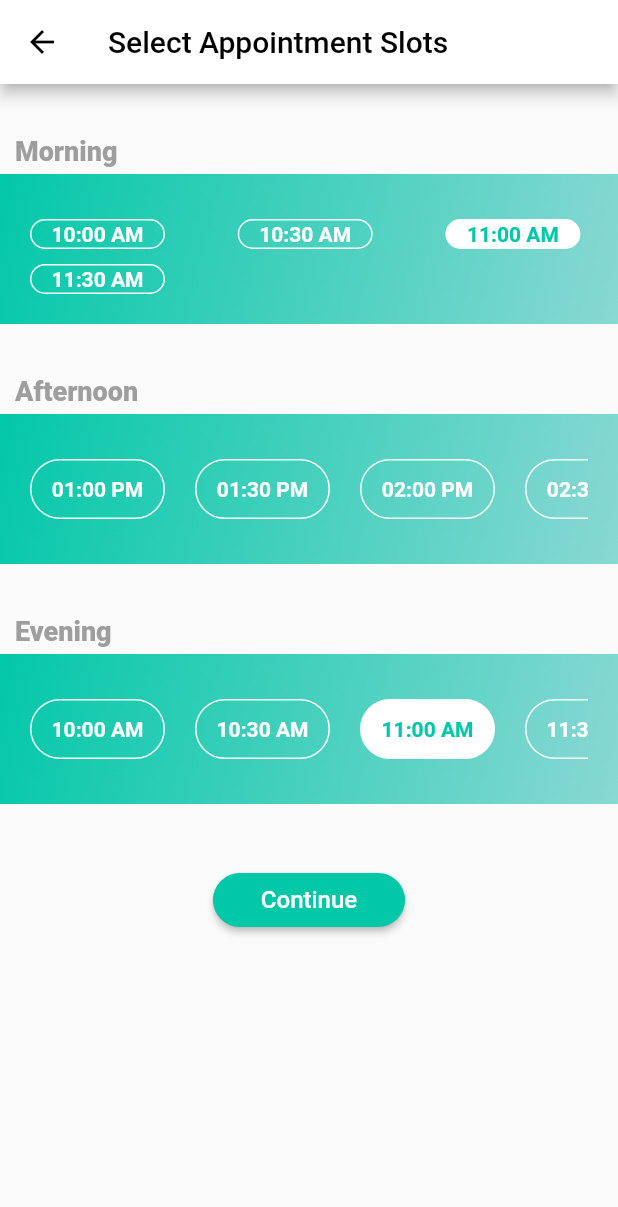
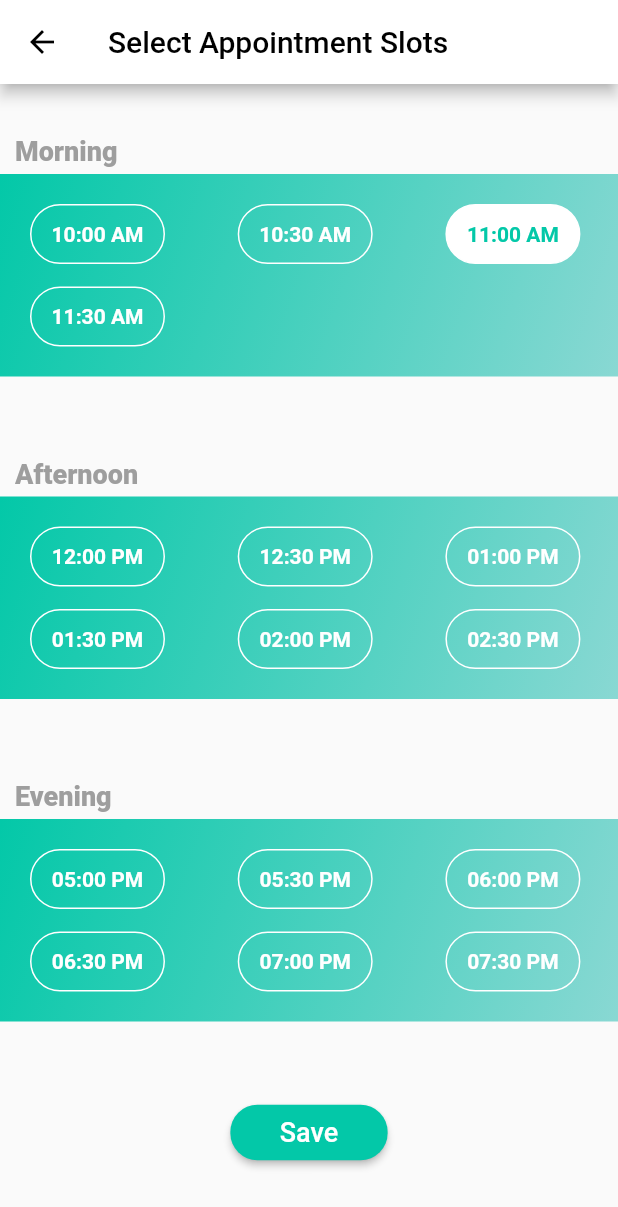
Before and after one commit to KhushiiBiswas/vcure_dr, a Flutter app: the AppointmentSlot screen opened directly, on a phone screen of 412 x 824 dp. Shown: the top 1207 px of the screen. Run offline on Flutter 3.47's test engine with Material 2 defaults, Android fonts, the phone set to English and light mode, and no system bars; our stand-ins replace firebase_core, firebase_messaging; missing offline and left inert: store_redirect; accounts and stored records are empty.

Commit message:
Appoinment slots ui update

```diff
--- a/lib/pages/slots/appointment_slot.dart
+++ b/lib/pages/slots/appointment_slot.dart
@@ -14,7 +14,7 @@ class _AppointmentSlotState extends State<AppointmentSlot> {
   int timeAfternoonIndex = 0;
   int timeEveningIndex = 0;
   int currentDateSelectedIndex = 0; //For Horizontal Date
-  int selectedTimeIndex = 0; //For time
+  int selectedTimeIndex = 0; //For selected time
   ScrollController scrollController = ScrollController();
 
   List<String> selectedMorning = ["11:00 AM"];
@@ -28,16 +28,20 @@ class _AppointmentSlotState extends State<AppointmentSlot> {
     "11:30 AM",
   ];
   List<String> timeAfternoon = [
+    "12:00 PM",
+    "12:30 PM",
     "01:00 PM",
     "01:30 PM",
     "02:00 PM",
     "02:30 PM",
   ];
   List<String> timeEvening = [
-    "10:00 AM",
-    "10:30 AM",
-    "11:00 AM",
-    "11:30 AM",
+    "05:00 PM",
+    "05:30 PM",
+    "06:00 PM",
+    "06:30 PM",
+    "07:00 PM",
+    "07:30 PM",
   ];
 
   @override
@@ -60,8 +64,9 @@ class _AppointmentSlotState extends State<AppointmentSlot> {
       ),
       body: SingleChildScrollView(
         child: Column(children: [
-          //To Show Current Date
-
+//
+//To Show Morning time slot
+//
           Padding(
             padding: const EdgeInsets.only(top: 30),
             child: Container(
@@ -83,28 +88,17 @@ class _AppointmentSlotState extends State<AppointmentSlot> {
                   end: Alignment.bottomRight,
                   colors: [Color(0xff03c8a8), Color(0xff89d8d3)]),
             ),
-            height: 100,
             child: Container(
-              padding: EdgeInsets.all(10),
+                padding: EdgeInsets.all(20),
                 width: MediaQuery.of(context).size.width,
-              height: 100,
-              child: Container(
-                  padding: EdgeInsets.all(10),
-                  width: MediaQuery.of(context).size.width,
-                  height: 100,
-                  child: Container(
-                      padding: EdgeInsets.only(top: 10, bottom: 10),
                 child: Wrap(
                   spacing: _size.width / 8.5,
-                        runSpacing: 10,
+                  runSpacing: 15,
                   children: [
-                          for (int index = 0;
-                              index < timeMorning.length;
-                              index++)
+                    for (int index = 0; index < timeMorning.length; index++)
                       InkWell(
                         onTap: () {
-                                if (selectedMorning
-                                    .contains(timeMorning[index])) {
+                          if (selectedMorning.contains(timeMorning[index])) {
                             selectedMorning.remove(timeMorning[index]);
                           } else {
                             selectedMorning.add(timeMorning[index]);
@@ -117,14 +111,14 @@ class _AppointmentSlotState extends State<AppointmentSlot> {
                           });
                         },
                         child: Container(
-                                height: 20,
+                          height: 40,
                           width: 90,
                           alignment: Alignment.center,
                           decoration: BoxDecoration(
                               borderRadius: BorderRadius.circular(20),
                               border: Border.all(color: Colors.white),
-                                    color: selectedMorning
-                                            .contains(timeMorning[index])
+                              color:
+                                  selectedMorning.contains(timeMorning[index])
                                       ? Colors.white
                                       : Colors.transparent),
                           child: Text(
@@ -132,19 +126,21 @@ class _AppointmentSlotState extends State<AppointmentSlot> {
                             style: TextStyle(
                                 fontSize: 14,
                                 fontWeight: FontWeight.w700,
-                                      color: selectedMorning
-                                              .contains(timeMorning[index])
+                                color:
+                                    selectedMorning.contains(timeMorning[index])
                                         ? Color(0xff03c8a8)
                                         : Colors.white),
                           ),
                         ),
                       )
                   ],
-                      ))),
+                )),
           ),
-          ),
+//
+// To Show Afternoon time slots
+//
           Padding(
-            padding: const EdgeInsets.only(top: 30),
+            padding: const EdgeInsets.only(top: 50),
             child: Container(
                 height: 30,
                 margin: EdgeInsets.only(left: 10),
@@ -164,29 +160,15 @@ class _AppointmentSlotState extends State<AppointmentSlot> {
                   end: Alignment.bottomRight,
                   colors: [Color(0xff03c8a8), Color(0xff89d8d3)]),
             ),
-            height: 100,
             child: Container(
-              padding: EdgeInsets.all(10),
+                padding: EdgeInsets.all(20),
                 width: MediaQuery.of(context).size.width,
-              height: 100,
-              child: Container(
-                  padding: EdgeInsets.all(10),
-                  width: MediaQuery.of(context).size.width,
-                  height: 100,
-                  child: Container(
-                      padding: EdgeInsets.only(top: 10, bottom: 10),
-                      child: ListView.separated(
-                        separatorBuilder: (BuildContext context, int index) {
-                          return SizedBox(width: 20);
-                        },
-                        itemCount: timeAfternoon.length,
-                        controller: scrollController,
-                        scrollDirection: Axis.horizontal,
-                        itemBuilder: (BuildContext context, int index) {
-                          return InkWell(
+                child:
+                    Wrap(spacing: _size.width / 8.5, runSpacing: 15, children: [
+                  for (int index = 0; index < timeAfternoon.length; index++)
+                    InkWell(
                       onTap: () {
-                              if (selectedAfternoon
-                                    .contains(timeAfternoon[index])) {
+                        if (selectedAfternoon.contains(timeAfternoon[index])) {
                           selectedAfternoon.remove(timeAfternoon[index]);
                         } else {
                           selectedAfternoon.add(timeAfternoon[index]);
@@ -199,16 +181,16 @@ class _AppointmentSlotState extends State<AppointmentSlot> {
                         });
                       },
                       child: Container(
-                              height: 20,
+                        height: 40,
                         width: 90,
                         alignment: Alignment.center,
                         decoration: BoxDecoration(
                             borderRadius: BorderRadius.circular(20),
                             border: Border.all(color: Colors.white),
-                                  color: selectedAfternoon
-                                            .contains(timeAfternoon[index])
+                            color:
+                                selectedAfternoon.contains(timeAfternoon[index])
                                     ? Colors.white
-                                        : Colors.transparent ),
+                                    : Colors.transparent),
                         child: Text(
                           timeAfternoon[index],
                           style: TextStyle(
@@ -217,16 +199,17 @@ class _AppointmentSlotState extends State<AppointmentSlot> {
                               color: selectedAfternoon
                                       .contains(timeAfternoon[index])
                                   ? Color(0xff03c8a8)
-                                        : Colors.white ),
+                                  : Colors.white),
                         ),
                       ),
-                          );
-                        },
-                      ))),
+                    )
+                ])),
           ),
-          ),
+//
+// To show Evening time slot
+//
           Padding(
-            padding: const EdgeInsets.only(top: 30),
+            padding: const EdgeInsets.only(top: 50),
             child: Container(
                 height: 30,
                 margin: EdgeInsets.only(left: 10),
@@ -246,29 +229,15 @@ class _AppointmentSlotState extends State<AppointmentSlot> {
                   end: Alignment.bottomRight,
                   colors: [Color(0xff03c8a8), Color(0xff89d8d3)]),
             ),
-            height: 100,
             child: Container(
-              padding: EdgeInsets.all(10),
+                padding: EdgeInsets.all(20),
                 width: MediaQuery.of(context).size.width,
-              height: 100,
-              child: Container(
-                  padding: EdgeInsets.all(10),
-                  width: MediaQuery.of(context).size.width,
-                  height: 100,
-                  child: Container(
-                      padding: EdgeInsets.only(top: 10, bottom: 10),
-                      child: ListView.separated(
-                        separatorBuilder: (BuildContext context, int index) {
-                          return SizedBox(width: 20);
-                        },
-                        itemCount: timeEvening.length,
-                        controller: scrollController,
-                        scrollDirection: Axis.horizontal,
-                        itemBuilder: (BuildContext context, int index) {
-                          return InkWell(
+                child:
+                    Wrap(spacing: _size.width / 8.5, runSpacing: 15, children: [
+                  for (int index = 0; index < timeEvening.length; index++)
+                    InkWell(
                       onTap: () {
-                             if (selectedEvening
-                                    .contains(timeEvening[index])) {
+                        if (selectedEvening.contains(timeEvening[index])) {
                           selectedEvening.remove(timeEvening[index]);
                         } else {
                           selectedEvening.add(timeEvening[index]);
@@ -281,40 +250,40 @@ class _AppointmentSlotState extends State<AppointmentSlot> {
                         });
                       },
                       child: Container(
-                              height: 20,
+                        height: 40,
                         width: 90,
                         alignment: Alignment.center,
                         decoration: BoxDecoration(
                             borderRadius: BorderRadius.circular(20),
                             border: Border.all(color: Colors.white),
-                                  color: selectedEvening
-                                            .contains(timeEvening[index])
+                            color: selectedEvening.contains(timeEvening[index])
                                 ? Colors.white
-                                        : Colors.transparent ),
+                                : Colors.transparent),
                         child: Text(
                           timeEvening[index],
                           style: TextStyle(
                               fontSize: 14,
                               fontWeight: FontWeight.w700,
-                                    color: selectedEvening
-                                            .contains(timeEvening[index])
+                              color:
+                                  selectedEvening.contains(timeEvening[index])
                                       ? Color(0xff03c8a8)
-                                        : Colors.white ),                        ),
-                            ),
-                          );
-                        },
-                      ))),
+                                      : Colors.white),
                         ),
                       ),
-          SizedBox(
-            height: 40,
+                    )
+                ])),
           ),
-          ElevatedButton(
+
+          Padding(
+            padding: const EdgeInsets.only(top: 50),
+            child: Align(
+              alignment: Alignment.bottomCenter,
+              child: ElevatedButton(
                 child: Padding(
                   padding: const EdgeInsets.all(8.0),
                   child: new Text(
-                "  Continue  ",
-                style: TextStyle(color: Colors.white, fontSize: 16),
+                    "  Save  ",
+                    style: TextStyle(color: Colors.white, fontSize: 18),
                   ),
                 ),
                 style: ButtonStyle(
@@ -330,56 +299,9 @@ class _AppointmentSlotState extends State<AppointmentSlot> {
                     'afternoon': selectedAfternoon,
                     'evening': selectedEvening,
                   });
-              /*showDialog(
-                  context: context,
-                  builder: (BuildContext context) {
-                    return AlertDialog(
-                      scrollable: true,
-                      title: Text('Appointment for'),
-                      content: Padding(
-                        padding: const EdgeInsets.all(8.0),
-                        child: Form(
-                          child: Column(
-                            children: <Widget>[
-                              TextFormField(
-                                decoration: InputDecoration(
-                                  labelText: 'Name',
-                                  icon: Icon(Icons.account_box),
+                },
               ),
             ),
-                              TextFormField(
-                                keyboardType: TextInputType.numberWithOptions(
-                                    signed: false),
-                                decoration: InputDecoration(
-                                  labelText: 'Age',
-                                  icon: Icon(Icons.calendar_view_day_rounded),
-                                ),
-                              ),
-                              TextFormField(
-                                maxLines: null,
-                                decoration: InputDecoration(
-                                  labelText: 'Illness',
-                                  icon: Icon(Icons.message),
-                                ),
-                              ),
-                            ],
-                          ),
-                        ),
-                      ),
-                      actions: [
-                        ElevatedButton(
-                            style: ButtonStyle(
-                              backgroundColor:
-                                  MaterialStateProperty.all(Color(0xff03c8a8)),
-                            ),
-                            child: Text("Submit"),
-                            onPressed: () {
-
-                            })
-                      ],
-                    );
-                  });*/
-            },
           ),
         ]),
       ),
```
Lines whose indentation alone changed are shown as unchanged.
